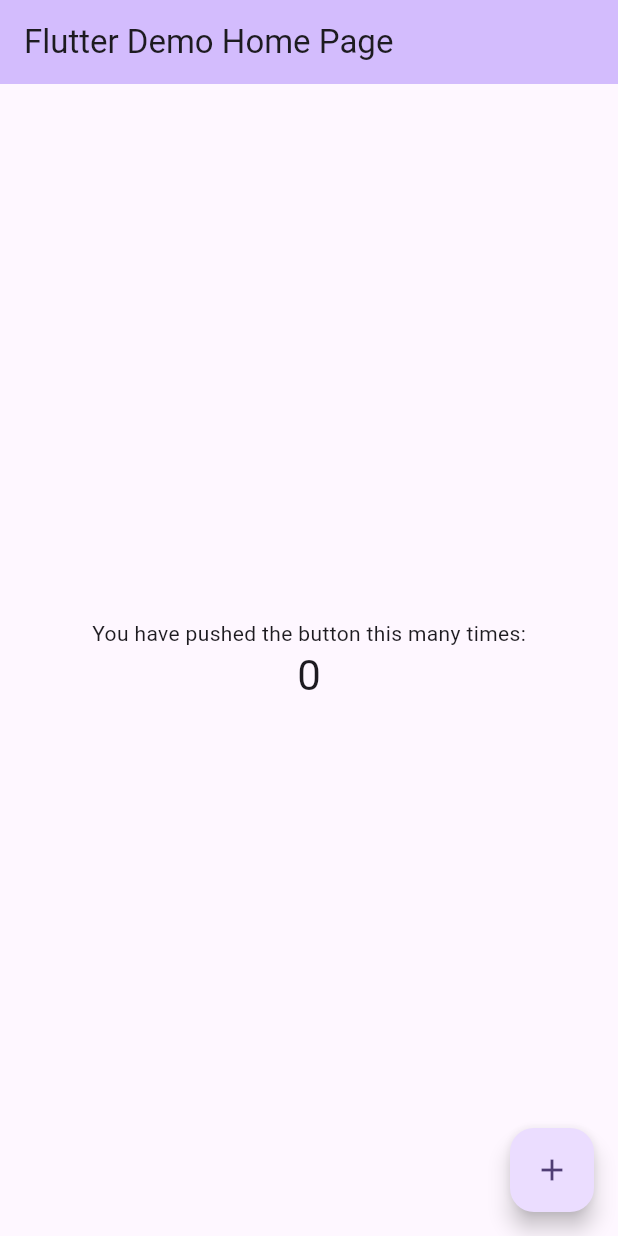
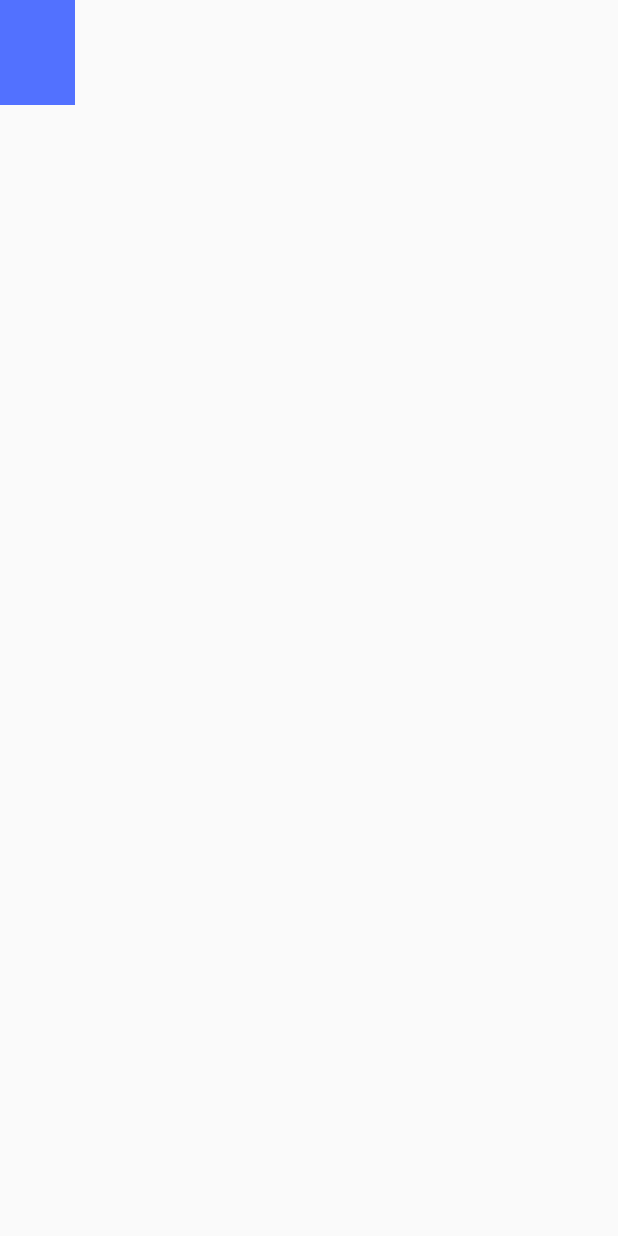
Before and after one commit to CodewithAnn/flutter-chit-chat-preview, a Flutter app: the screen it shows after launch, on a phone screen of 412 x 824 dp. Run offline on Flutter 3.47's test engine with Material 2 defaults, Android fonts, the phone set to English and light mode, and no system bars.

```diff
--- /dev/null
+++ b/lib/Theams/colors/colors.dart
@@ -0,0 +1,3 @@
+import 'package:flutter/material.dart';
+
+const lightBlue = Color(0xff5271ff);
--- a/lib/main.dart
+++ b/lib/main.dart
@@ -1,127 +1,10 @@
-
-
+import 'package:chit_chat/Theams/colors/colors.dart';
 import 'package:flutter/material.dart';
 
 void main() {
-  runApp(const MyApp());
+  runApp(MaterialApp(
+    home: Scaffold(body:
+    Container(width: 50,
+    height: 70,color: lightBlue,),),
+  ));
 }
-
-class MyApp extends StatelessWidget {
-  const MyApp({super.key});
-
-  // This widget is the root of your application.
-  @override
-  Widget build(BuildContext context) {
-    return MaterialApp(
-      title: 'Flutter Demo',
-      theme: ThemeData(
-        // This is the theme of your application.
-        //
-        // TRY THIS: Try running your application with "flutter run". You'll see
-        // the application has a blue toolbar. Then, without quitting the app,
-        // try changing the seedColor in the colorScheme below to Colors.green
-        // and then invoke "hot reload" (save your changes or press the "hot
-        // reload" button in a Flutter-supported IDE, or press "r" if you used
-        // the command line to start the app).
-        //
-        // Notice that the counter didn't reset back to zero; the application
-        // state is not lost during the reload. To reset the state, use hot
-        // restart instead.
-        //
-        // This works for code too, not just values: Most code changes can be
-        // tested with just a hot reload.
-        colorScheme: ColorScheme.fromSeed(seedColor: Colors.deepPurple),
-        useMaterial3: true,
-      ),
-      home: const MyHomePage(title: 'Flutter Demo Home Page'),
-    );
-  }
-}
-
-class MyHomePage extends StatefulWidget {
-  const MyHomePage({super.key, required this.title});
-
-  // This widget is the home page of your application. It is stateful, meaning
-  // that it has a State object (defined below) that contains fields that affect
-  // how it looks.
-
-  // This class is the configuration for the state. It holds the values (in this
-  // case the title) provided by the parent (in this case the App widget) and
-  // used by the build method of the State. Fields in a Widget subclass are
-  // always marked "final".
-
-  final String title;
-
-  @override
-  State<MyHomePage> createState() => _MyHomePageState();
-}
-
-class _MyHomePageState extends State<MyHomePage> {
-  int _counter = 0;
-
-  void _incrementCounter() {
-    setState(() {
-      // This call to setState tells the Flutter framework that something has
-      // changed in this State, which causes it to rerun the build method below
-      // so that the display can reflect the updated values. If we changed
-      // _counter without calling setState(), then the build method would not be
-      // called again, and so nothing would appear to happen.
-      _counter++;
-    });
-  }
-
-  @override
-  Widget build(BuildContext context) {
-    // This method is rerun every time setState is called, for instance as done
-    // by the _incrementCounter method above.
-    //
-    // The Flutter framework has been optimized to make rerunning build methods
-    // fast, so that you can just rebuild anything that needs updating rather
-    // than having to individually change instances of widgets.
-    return Scaffold(
-      appBar: AppBar(
-        // TRY THIS: Try changing the color here to a specific color (to
-        // Colors.amber, perhaps?) and trigger a hot reload to see the AppBar
-        // change color while the other colors stay the same.
-        backgroundColor: Theme.of(context).colorScheme.inversePrimary,
-        // Here we take the value from the MyHomePage object that was created by
-        // the App.build method, and use it to set our appbar title.
-        title: Text(widget.title),
-      ),
-      body: Center(
-        // Center is a layout widget. It takes a single child and positions it
-        // in the middle of the parent.
-        child: Column(
-          // Column is also a layout widget. It takes a list of children and
-          // arranges them vertically. By default, it sizes itself to fit its
-          // children horizontally, and tries to be as tall as its parent.
-          //
-          // Column has various properties to control how it sizes itself and
-          // how it positions its children. Here we use mainAxisAlignment to
-          // center the children vertically; the main axis here is the vertical
-          // axis because Columns are vertical (the cross axis would be
-          // horizontal).
-          //
-          // TRY THIS: Invoke "debug painting" (choose the "Toggle Debug Paint"
-          // action in the IDE, or press "p" in the console), to see the
-          // wireframe for each widget.
-          mainAxisAlignment: MainAxisAlignment.center,
-          children: <Widget>[
-            const Text(
-              'You have pushed the button this many times:',
-            ),
-            Text(
-              '$_counter',
-              style: Theme.of(context).textTheme.headlineMedium,
-            ),
-          ],
-        ),
-      ),
-      floatingActionButton: FloatingActionButton(
-        onPressed: _incrementCounter,
-        tooltip: 'Increment',
-        child: const Icon(Icons.add),
-      ), // This trailing comma makes auto-formatting nicer for build methods.
-    );
-  }
-}
```
Also changed, not shown: 11 other files.
